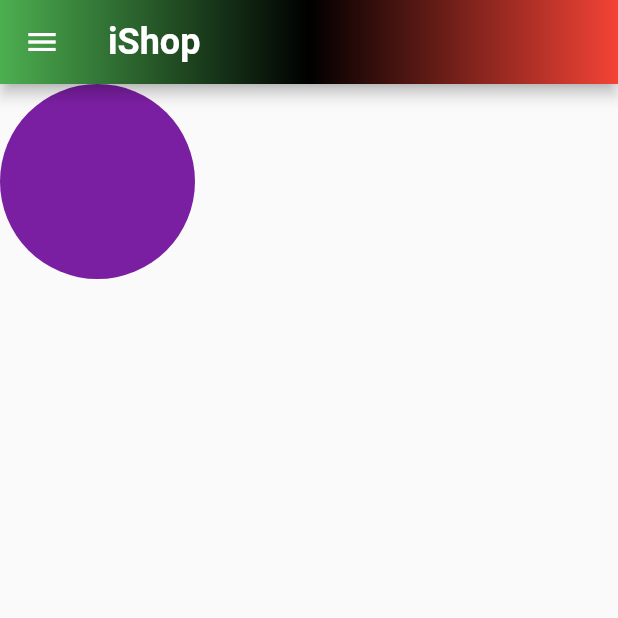
After one commit to shonibaredavida/Sellers_App, a Flutter app: the HomeScreen screen opened directly, on a phone screen of 412 x 824 dp, the top half of it. The commit adds this screen. Run offline on Flutter 3.47's test engine with Material 2 defaults, Android fonts, the phone set to English and light mode, and no system bars; our stand-ins replace firebase_auth, firebase_core, shared_preferences; missing offline and left inert: trial; accounts and stored records are empty.

Commit message:
creating  home screen

```diff
--- /dev/null
+++ b/lib/mainScreens/home_screen.dart
@@ -0,0 +1,44 @@
+import "package:flutter/material.dart";
+import 'package:sellers_app/widgets/my_drawer.dart';
+
+class HomeScreen extends StatefulWidget {
+  const HomeScreen({super.key});
+
+  @override
+  State<HomeScreen> createState() => _HomeScreenState();
+}
+
+class _HomeScreenState extends State<HomeScreen> {
+  @override
+  Widget build(BuildContext context) {
+    return Scaffold(
+      drawer: const MyDrawer(),
+      appBar: AppBar(
+        title: const Text(
+          "iShop",
+          style: TextStyle(
+            fontSize: 24,
+            fontWeight: FontWeight.bold,
+          ),
+        ),
+        flexibleSpace: Container(
+          decoration: const BoxDecoration(
+            gradient: LinearGradient(
+                colors: [
+                  Colors.green,
+                  Colors.black,
+                  Colors.red,
+                ],
+                begin: FractionalOffset(0.0, 0.0),
+                end: FractionalOffset(1.0, 0.0),
+                // stops: [0.0, 1.0],  #check
+                tileMode: TileMode.clamp),
+          ),
+        ),
+      ),
+      body: const CircleAvatar(
+        radius: 65,
+      ),
+    );
+  }
+}
```
Also changed, not shown: lib/splashScreen/my_splash_screen.dart (+5 -4 lines), lib/widgets/custom_input_button.dart (added, +30 -0 lines), lib/widgets/custom_text_field.dart (added, +51 -0 lines), lib/widgets/loading_dialog.dart (added, +29 -0 lines), lib/widgets/my_drawer.dart (added, +126 -0 lines).
